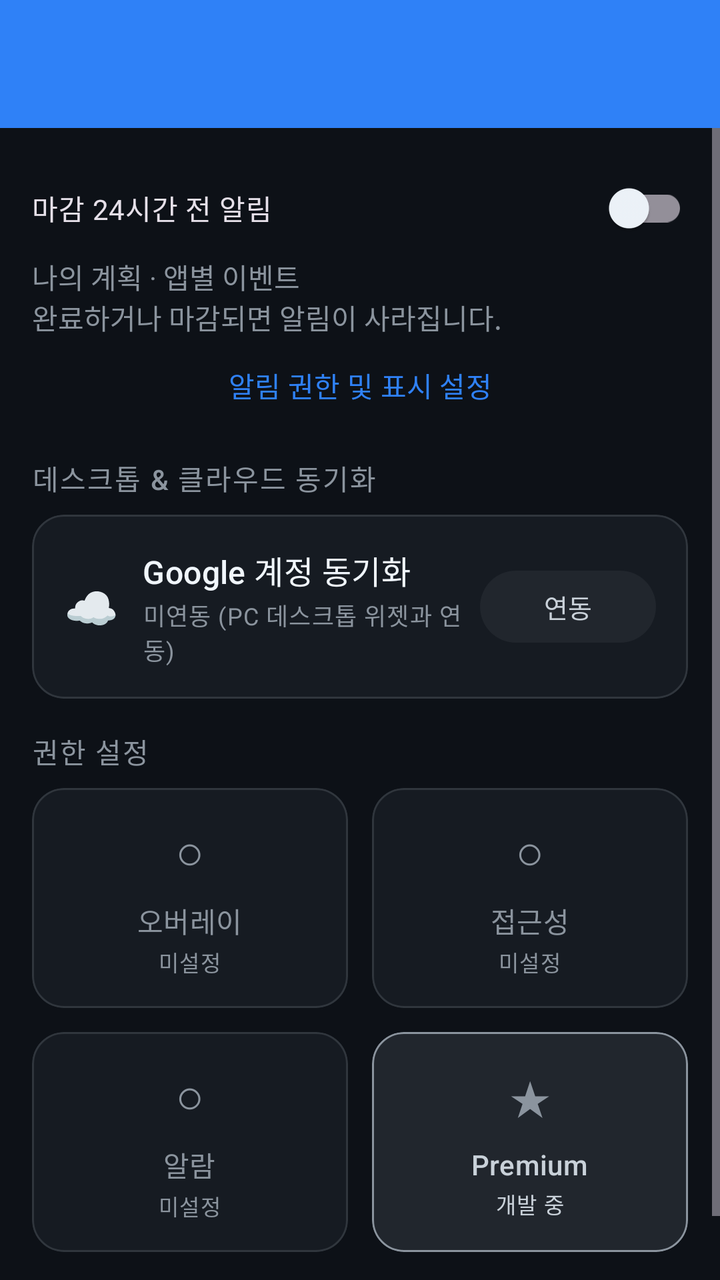
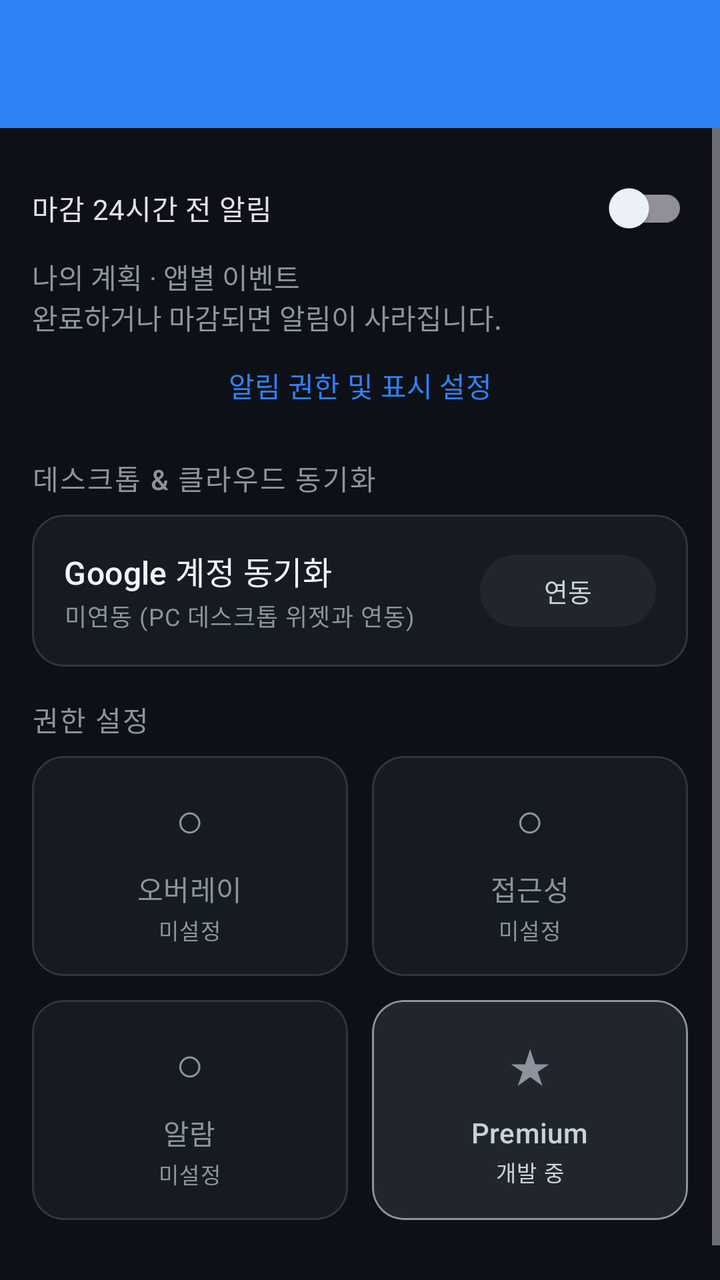

Two renders of the same Android screen: before a commit and after it. Below are the layout's source before the change and the commit's diff.
<!-- AndroidManifest.xml: application theme Theme.HomeworkTracker -->
<!-- res/layout/fragment_more.xml -->
<?xml version="1.0" encoding="utf-8"?>
<LinearLayout xmlns:android="http://schemas.android.com/apk/res/android"
    xmlns:app="http://schemas.android.com/apk/res-auto"
    android:layout_width="match_parent"
    android:layout_height="match_parent"
    android:orientation="vertical"
    android:background="?attr/colorSurface">

    <com.google.android.material.appbar.MaterialToolbar
        android:layout_width="match_parent"
        android:layout_height="wrap_content"
        android:paddingTop="36dp"
        android:background="?attr/colorPrimary"
        app:titleTextColor="?attr/colorOnPrimary"
        app:titleTextAppearance="@style/TextAppearance.Material3.TitleLarge" />

    <ScrollView
        android:layout_width="match_parent"
        android:layout_height="0dp"
        android:layout_weight="1"
        android:fillViewport="true">

        <LinearLayout
            android:layout_width="match_parent"
            android:layout_height="wrap_content"
            android:orientation="vertical"
            android:paddingStart="16dp"
            android:paddingEnd="16dp"
            android:paddingTop="16dp"
            android:paddingBottom="24dp">

            <com.google.android.material.switchmaterial.SwitchMaterial
                android:id="@+id/switchDeadlineNotifications" android:layout_width="match_parent" android:layout_height="wrap_content"
                android:minHeight="48dp" android:text="마감 24시간 전 알림" />
            <TextView android:layout_width="match_parent" android:layout_height="wrap_content"
                android:text="나의 계획 · 앱별 이벤트\n완료하거나 마감되면 알림이 사라집니다."
                android:textColor="?attr/colorOnSurfaceVariant" />
            <com.google.android.material.button.MaterialButton
                android:id="@+id/btnDeadlineNotificationSettings" style="@style/Widget.Material3.Button.TextButton"
                android:layout_width="match_parent" android:layout_height="wrap_content" android:text="알림 권한 및 표시 설정" />
            
            <TextView
                android:layout_width="wrap_content"
                android:layout_height="wrap_content"
                android:text="데스크톱 &amp; 클라우드 동기화"
                android:textAppearance="@style/TextAppearance.Material3.LabelLarge"
                android:textColor="?attr/colorOnSurfaceVariant"
                android:letterSpacing="0.05"
                android:layout_marginTop="12dp"
                android:layout_marginBottom="8dp" />

            <com.google.android.material.card.MaterialCardView
                android:id="@+id/cardCloudSync"
                style="@style/Widget.App.MenuCard"
                android:layout_width="match_parent"
                android:layout_height="wrap_content"
                android:layout_marginBottom="16dp">

                <LinearLayout
                    android:layout_width="match_parent"
                    android:layout_height="wrap_content"
                    android:orientation="vertical"
                    android:padding="16dp">

                    <LinearLayout
                        android:layout_width="match_parent"
                        android:layout_height="wrap_content"
                        android:orientation="horizontal"
                        android:gravity="center_vertical">

                        <TextView
                            android:id="@+id/iconCloudSync"
                            android:layout_width="wrap_content"
                            android:layout_height="wrap_content"
                            android:text="☁"
                            android:textSize="22sp"
                            android:textColor="?attr/colorPrimary" />

                        <LinearLayout
                            android:layout_width="0dp"
                            android:layout_height="wrap_content"
                            android:layout_weight="1"
                            android:layout_marginStart="12dp"
                            android:orientation="vertical">

                            <TextView
                                android:id="@+id/tvSyncAccountTitle"
                                android:layout_width="wrap_content"
                                android:layout_height="wrap_content"
                                android:text="Google 계정 동기화"
                                android:textAppearance="@style/TextAppearance.Material3.TitleMedium"
                                android:textColor="?attr/colorOnSurface" />

                            <TextView
                                android:id="@+id/tvSyncAccountStatus"
                                android:layout_width="wrap_content"
                                android:layout_height="wrap_content"
                                android:text="미연동 (PC 데스크톱 위젯과 연동)"
                                android:textAppearance="@style/TextAppearance.Material3.BodySmall"
                                android:textColor="?attr/colorOnSurfaceVariant"
                                android:layout_marginTop="2dp" />
                        </LinearLayout>

                        <com.google.android.material.button.MaterialButton
                            android:id="@+id/btnSyncAction"
                            style="@style/Widget.Material3.Button.TonalButton"
                            android:layout_width="wrap_content"
                            android:layout_height="wrap_content"
                            android:minHeight="44dp"
                            android:text="연동"
                            android:textSize="13sp" />
                    </LinearLayout>

                    <LinearLayout
                        android:id="@+id/layoutSyncDetails"
                        android:layout_width="match_parent"
                        android:layout_height="wrap_content"
                        android:orientation="horizontal"
                        android:layout_marginTop="12dp"
                        android:visibility="gone"
                        android:gravity="center_vertical">

                        <TextView
                            android:id="@+id/tvLastSyncTime"
                            android:layout_width="0dp"
                            android:layout_height="wrap_content"
                            android:layout_weight="1"
                            android:text="마지막 동기화: 없음"
                            android:textAppearance="@style/TextAppearance.Material3.LabelSmall"
                            android:textColor="?attr/colorOnSurfaceVariant" />

                        <com.google.android.material.button.MaterialButton
                            android:id="@+id/btnSyncNow"
                            style="@style/Widget.Material3.Button.TextButton"
                            android:layout_width="wrap_content"
                            android:layout_height="wrap_content"
                            android:minHeight="40dp"
                            android:text="지금 동기화"
                            android:textSize="12sp" />
                    </LinearLayout>
                </LinearLayout>
            </com.google.android.material.card.MaterialCardView>

            
            <TextView
                android:layout_width="wrap_content"
                android:layout_height="wrap_content"
                android:text="권한 설정"
                android:textAppearance="@style/TextAppearance.Material3.LabelLarge"
                android:textColor="?attr/colorOnSurfaceVariant"
                android:letterSpacing="0.05"
                android:layout_marginBottom="8dp" />

            
            <LinearLayout
                android:layout_width="match_parent"
                android:layout_height="wrap_content"
                android:orientation="horizontal"
                android:layout_marginBottom="12dp">

                <com.google.android.material.card.MaterialCardView
                    android:id="@+id/cardMoreOverlay"
                    style="@style/Widget.App.MenuCard"
                    android:layout_width="0dp"
                    android:layout_height="110dp"
                    android:layout_weight="1"
                    android:layout_marginEnd="6dp"
                    android:foreground="?attr/selectableItemBackground">
                    <LinearLayout
                        android:layout_width="match_parent"
                        android:layout_height="match_parent"
                        android:orientation="vertical"
                        android:gravity="center">
                        <TextView
                            android:id="@+id/iconMoreOverlay"
                            android:layout_width="wrap_content"
                            android:layout_height="wrap_content"
                            android:text="○"
                            android:textSize="24sp"
                            android:textColor="?attr/colorOnSurfaceVariant" />
                        <TextView
                            android:layout_width="wrap_content"
                            android:layout_height="wrap_content"
                            android:text="오버레이"
                            android:textAppearance="@style/TextAppearance.Material3.TitleSmall"
                            android:textColor="?attr/colorOnSurfaceVariant"
                            android:layout_marginTop="8dp" />
                        <TextView
                            android:id="@+id/tvMoreOverlayStatus"
                            android:layout_width="wrap_content"
                            android:layout_height="wrap_content"
                            android:text="미설정"
                            android:textAppearance="@style/TextAppearance.Material3.LabelSmall"
                            android:textColor="?attr/colorOnSurfaceVariant"
                            android:layout_marginTop="2dp" />
                    </LinearLayout>
                </com.google.android.material.card.MaterialCardView>

                <com.google.android.material.card.MaterialCardView
                    android:id="@+id/cardMoreAccessibility"
                    style="@style/Widget.App.MenuCard"
                    android:layout_width="0dp"
                    android:layout_height="110dp"
                    android:layout_weight="1"
                    android:layout_marginStart="6dp"
                    android:foreground="?attr/selectableItemBackground">
                    <LinearLayout
                        android:layout_width="match_parent"
                        android:layout_height="match_parent"
                        android:orientation="vertical"
                        android:gravity="center">
                        <TextView
                            android:id="@+id/iconMoreAccessibility"
                            android:layout_width="wrap_content"
                            android:layout_height="wrap_content"
                            android:text="○"
                            android:textSize="24sp"
                            android:textColor="?attr/colorOnSurfaceVariant" />
                        <TextView
                            android:layout_width="wrap_content"
                            android:layout_height="wrap_content"
                            android:text="접근성"
                            android:textAppearance="@style/TextAppearance.Material3.TitleSmall"
                            android:textColor="?attr/colorOnSurfaceVariant"
                            android:layout_marginTop="8dp" />
                        <TextView
                            android:id="@+id/tvMoreAccessibilityStatus"
                            android:layout_width="wrap_content"
                            android:layout_height="wrap_content"
                            android:text="미설정"
                            android:textAppearance="@style/TextAppearance.Material3.LabelSmall"
                            android:textColor="?attr/colorOnSurfaceVariant"
                            android:layout_marginTop="2dp" />
                    </LinearLayout>
                </com.google.android.material.card.MaterialCardView>
            </LinearLayout>

            <LinearLayout
                android:layout_width="match_parent"
                android:layout_height="wrap_content"
                android:orientation="horizontal"
                android:layout_marginBottom="24dp">

                <com.google.android.material.card.MaterialCardView
                    android:id="@+id/cardMoreAlarm"
                    style="@style/Widget.App.MenuCard"
                    android:layout_width="0dp"
                    android:layout_height="110dp"
                    android:layout_weight="1"
                    android:layout_marginEnd="6dp"
                    android:foreground="?attr/selectableItemBackground">
                    <LinearLayout
                        android:layout_width="match_parent"
                        android:layout_height="match_parent"
                        android:orientation="vertical"
                        android:gravity="center">
                        <TextView
                            android:id="@+id/iconMoreAlarm"
                            android:layout_width="wrap_content"
                            android:layout_height="wrap_content"
                            android:text="○"
                            android:textSize="24sp"
                            android:textColor="?attr/colorOnSurfaceVariant" />
                        <TextView
                            android:layout_width="wrap_content"
                            android:layout_height="wrap_content"
                            android:text="알람"
                            android:textAppearance="@style/TextAppearance.Material3.TitleSmall"
                            android:textColor="?attr/colorOnSurfaceVariant"
                            android:layout_marginTop="8dp" />
                        <TextView
                            android:id="@+id/tvMoreAlarmStatus"
                            android:layout_width="wrap_content"
                            android:layout_height="wrap_content"
                            android:text="미설정"
                            android:textAppearance="@style/TextAppearance.Material3.LabelSmall"
                            android:textColor="?attr/colorOnSurfaceVariant"
                            android:layout_marginTop="2dp" />
                    </LinearLayout>
                </com.google.android.material.card.MaterialCardView>

                <com.google.android.material.card.MaterialCardView
                    android:id="@+id/cardMorePremium"
                    app:cardCornerRadius="16dp"
                    app:cardElevation="0dp"
                    app:strokeWidth="1dp"
                    app:strokeColor="?attr/colorSecondary"
                    app:cardBackgroundColor="?attr/colorSecondaryContainer"
                    android:layout_width="0dp"
                    android:layout_height="110dp"
                    android:layout_weight="1"
                    android:layout_marginStart="6dp"
                    android:foreground="?attr/selectableItemBackground">
                    <LinearLayout
                        android:layout_width="match_parent"
                        android:layout_height="match_parent"
                        android:orientation="vertical"
                        android:gravity="center">
                        <TextView
                            android:layout_width="wrap_content"
                            android:layout_height="wrap_content"
                            android:text="★"
                            android:textSize="24sp"
                            android:textColor="?attr/colorSecondary" />
                        <TextView
                            android:layout_width="wrap_content"
                            android:layout_height="wrap_content"
                            android:text="Premium"
                            android:textAppearance="@style/TextAppearance.Material3.TitleSmall"
                            android:textColor="?attr/colorOnSecondaryContainer"
                            android:layout_marginTop="8dp" />
                        <TextView
                            android:layout_width="wrap_content"
                            android:layout_height="wrap_content"
                            android:text="개발 중"
                            android:textAppearance="@style/TextAppearance.Material3.LabelSmall"
                            android:textColor="?attr/colorOnSecondaryContainer"
                            android:layout_marginTop="2dp" />
                    </LinearLayout>
                </com.google.android.material.card.MaterialCardView>
            </LinearLayout>

        </LinearLayout>
    </ScrollView>
</LinearLayout>
<!-- resources referenced by this layout -->
<resources>
  <style name="Widget.App.MenuCard" parent="Widget.Material3.CardView.Outlined">
          <item name="cardCornerRadius">16dp</item>
          <item name="cardElevation">0dp</item>
          <item name="strokeWidth">1dp</item>
          <item name="strokeColor">?attr/colorOutlineVariant</item>
          <item name="cardBackgroundColor">?attr/colorSurfaceVariant</item>
      </style>
  <style name="Theme.HomeworkTracker" parent="Base.Theme.HomeworkTracker" />
  <style name="Base.Theme.HomeworkTracker" parent="Theme.Material3.Dark.NoActionBar">
          <item name="colorPrimary">@color/md_primary</item>
          <item name="colorOnPrimary">@color/md_on_primary</item>
          <item name="colorPrimaryContainer">@color/md_primary_container</item>
          <item name="colorOnPrimaryContainer">@color/md_on_primary_container</item>
          <item name="colorSecondary">@color/md_secondary</item>
          <item name="colorOnSecondary">@color/md_on_secondary</item>
          <item name="colorSecondaryContainer">@color/md_secondary_container</item>
          <item name="colorOnSecondaryContainer">@color/md_on_secondary_container</item>
          <item name="colorError">@color/md_error</item>
          <item name="android:colorBackground">@color/md_surface</item>
          <item name="colorSurface">@color/md_surface</item>
          <item name="colorOnSurface">@color/md_on_surface</item>
          <item name="colorSurfaceVariant">@color/md_surface_variant</item>
          <item name="colorOnSurfaceVariant">@color/md_on_surface_variant</item>
          <item name="colorOutlineVariant">@color/md_outline_variant</item>
      </style>
  <color name="md_primary">#2F81F7</color>
  <color name="md_on_primary">#0D1117</color>
  <color name="md_primary_container">#1C2D4F</color>
  <color name="md_on_primary_container">#58A6FF</color>
  <color name="md_secondary">#8B949E</color>
  <color name="md_on_secondary">#0D1117</color>
  <color name="md_secondary_container">#21262D</color>
  <color name="md_on_secondary_container">#C9D1D9</color>
  <color name="md_error">#F85149</color>
  <color name="md_surface">#0D1117</color>
  <color name="md_on_surface">#F0F6FC</color>
  <color name="md_surface_variant">#161B22</color>
  <color name="md_on_surface_variant">#8B949E</color>
  <color name="md_outline_variant">#30363D</color>
</resources>

<!-- the commit's change to res/layout/fragment_more.xml (unified diff, before → after) -->
@@ -68,19 +68,10 @@
                         android:orientation="horizontal"
                         android:gravity="center_vertical">
 
-                        <TextView
-                            android:id="@+id/iconCloudSync"
-                            android:layout_width="wrap_content"
-                            android:layout_height="wrap_content"
-                            android:text="☁"
-                            android:textSize="22sp"
-                            android:textColor="?attr/colorPrimary" />
-
                         <LinearLayout
                             android:layout_width="0dp"
                             android:layout_height="wrap_content"
                             android:layout_weight="1"
-                            android:layout_marginStart="12dp"
                             android:orientation="vertical">
 
                             <TextView
